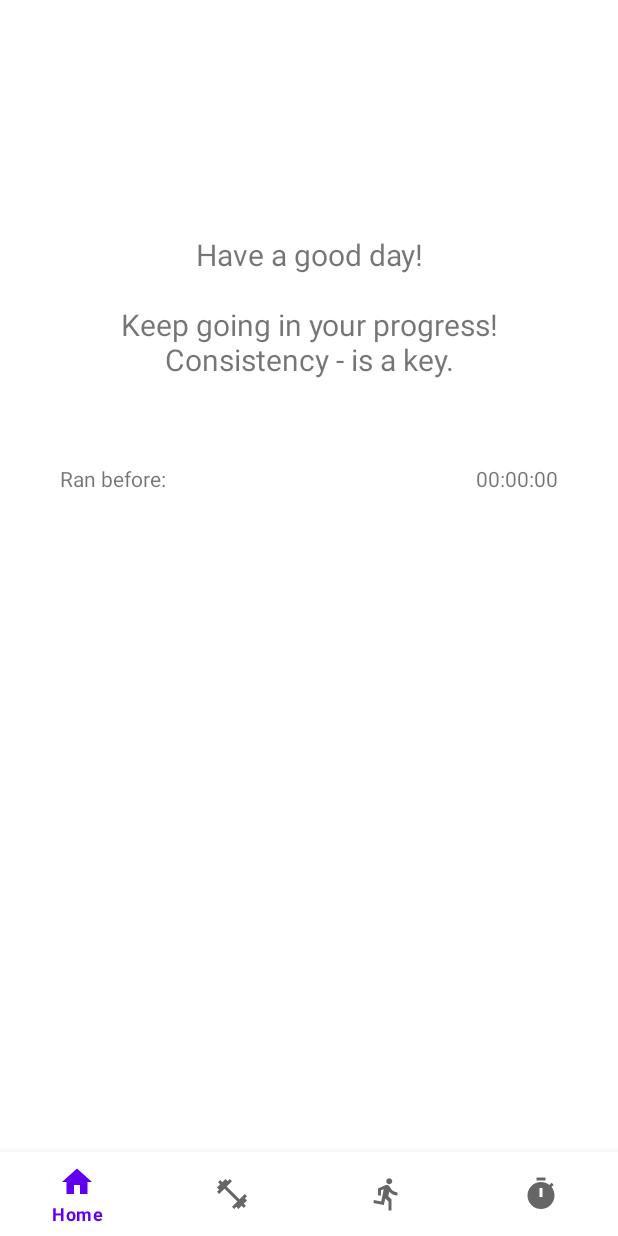
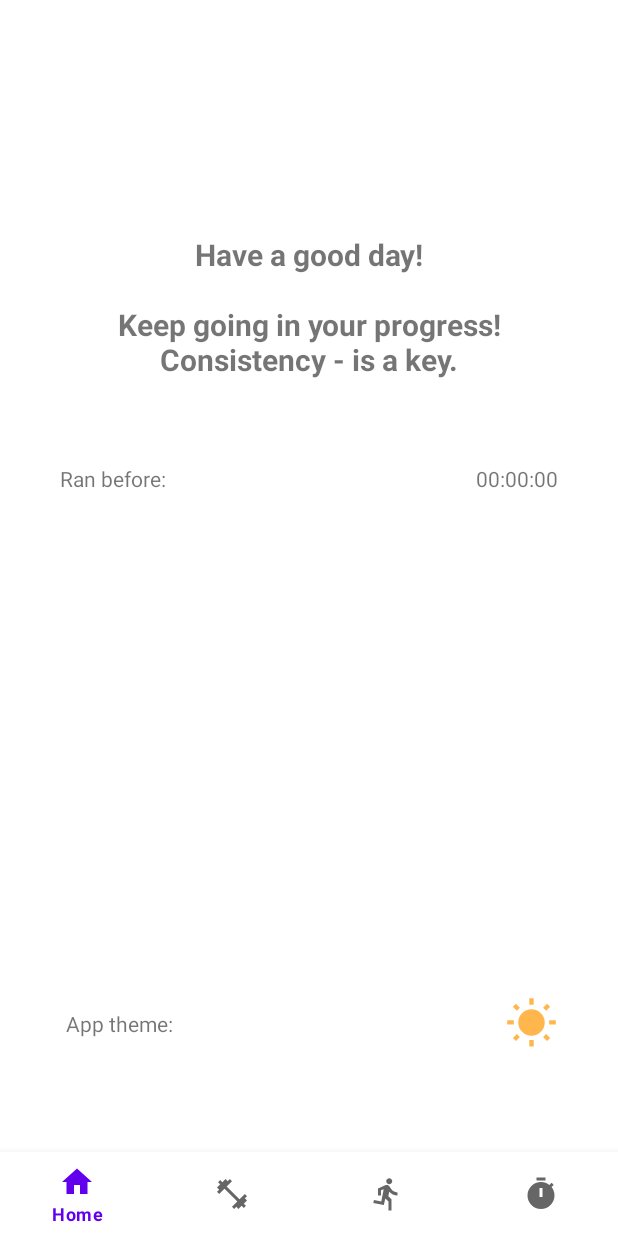
Before and after one commit to Sutemi67/Kotlin_TrainingDiary_app, an Android app: the screen it shows after launch (MainActivity), on a phone screen of 412 x 824 dp. Run offline under Robolectric (Android 15) with nearby library versions, the phone set to English and light mode, and no system bars; our stand-ins replace navigation-ui.

Commit message:
themes added

```diff
--- a/app/src/main/java/apc/appcradle/trainingdiary/data/Repository.kt
+++ b/app/src/main/java/apc/appcradle/trainingdiary/data/Repository.kt
@@ -3,15 +3,16 @@ package apc.appcradle.trainingdiary.data
 import android.content.SharedPreferences
 import apc.appcradle.trainingdiary.domain.RepositoryInterface
 import apc.appcradle.trainingdiary.util.RUNNING_TIME_KEY
+import apc.appcradle.trainingdiary.util.THEME_VALUE_KEY
 
 class Repository(
     private val preferences: SharedPreferences
 ) : RepositoryInterface {
 
-    override fun saveRunTime(time: Long) {
+    override fun saveRunTime(time: Long) =
         preferences.edit().putLong(RUNNING_TIME_KEY, time).apply()
-    }
 
     override fun getRunTime(): Long = preferences.getLong(RUNNING_TIME_KEY, 0L)
-
+    override fun getThemeValue(): Int = preferences.getInt(THEME_VALUE_KEY, 1)
+    override fun saveTheme(mode: Int) = preferences.edit().putInt(THEME_VALUE_KEY, mode).apply()
 }
--- a/app/src/main/java/apc/appcradle/trainingdiary/domain/Interactor.kt
+++ b/app/src/main/java/apc/appcradle/trainingdiary/domain/Interactor.kt
@@ -10,4 +10,8 @@ class Interactor(
     }
 
     override fun getRunTime(): Long =repository.getRunTime()
+    override fun getThemeValue(): Int =repository.getThemeValue()
+    override fun saveTheme(mode: Int) {
+        repository.saveTheme(mode)
+    }
 }
--- a/app/src/main/java/apc/appcradle/trainingdiary/domain/InteractorInterface.kt
+++ b/app/src/main/java/apc/appcradle/trainingdiary/domain/InteractorInterface.kt
@@ -3,4 +3,6 @@ package apc.appcradle.trainingdiary.domain
 interface InteractorInterface {
     fun saveRunTime(time: Long)
     fun getRunTime():Long
+    fun getThemeValue(): Int
+    fun saveTheme(mode: Int)
 }
--- a/app/src/main/java/apc/appcradle/trainingdiary/domain/RepositoryInterface.kt
+++ b/app/src/main/java/apc/appcradle/trainingdiary/domain/RepositoryInterface.kt
@@ -3,4 +3,6 @@ package apc.appcradle.trainingdiary.domain
 interface RepositoryInterface {
     fun saveRunTime(time: Long)
     fun getRunTime(): Long
+    fun getThemeValue():Int
+    fun saveTheme(mode: Int)
 }
--- a/app/src/main/java/apc/appcradle/trainingdiary/ui/home/HomeFragment.kt
+++ b/app/src/main/java/apc/appcradle/trainingdiary/ui/home/HomeFragment.kt
@@ -24,4 +24,11 @@ class HomeFragment : Fragment() {
         return binding.root
     }
 
+    override fun onViewCreated(view: View, savedInstanceState: Bundle?) {
+        super.onViewCreated(view, savedInstanceState)
+        vm.loadTheme(binding.switchThemeIcon)
+        binding.switchThemeIcon.setOnClickListener {
+            vm.changeTheme(binding.switchThemeIcon)
+        }
+    }
 }
--- a/app/src/main/java/apc/appcradle/trainingdiary/ui/home/HomeViewModel.kt
+++ b/app/src/main/java/apc/appcradle/trainingdiary/ui/home/HomeViewModel.kt
@@ -1,9 +1,14 @@
 package apc.appcradle.trainingdiary.ui.home
 
 import android.annotation.SuppressLint
+import android.widget.ImageView
+import androidx.appcompat.app.AppCompatDelegate
+import androidx.appcompat.app.AppCompatDelegate.MODE_NIGHT_YES
+import androidx.appcompat.app.AppCompatDelegate.setDefaultNightMode
 import androidx.lifecycle.LiveData
 import androidx.lifecycle.MutableLiveData
 import androidx.lifecycle.ViewModel
+import apc.appcradle.trainingdiary.R
 import apc.appcradle.trainingdiary.domain.InteractorInterface
 
 class HomeViewModel(
@@ -22,4 +27,33 @@ class HomeViewModel(
         val seconds = gotTime % 60
         return String.format("%02d:%02d:%02d", hours, minutes, seconds)
     }
+
+    fun loadTheme(switchThemeIcon: ImageView) {
+        when (interactor.getThemeValue()) {
+            2 -> {
+                setDefaultNightMode(MODE_NIGHT_YES)
+                switchThemeIcon.setImageResource(R.drawable.ic_night_theme)
+            }
+
+            else -> {
+                setDefaultNightMode(AppCompatDelegate.MODE_NIGHT_NO)
+                switchThemeIcon.setImageResource(R.drawable.ic_light_theme)
+            }
+        }
+    }
+
+    fun changeTheme(switchThemeIcon: ImageView) {
+        if (interactor.getThemeValue()==1){
+            interactor.saveTheme(2)
+            switchThemeIcon.setImageResource(R.drawable.ic_light_theme)
+            setDefaultNightMode(MODE_NIGHT_YES)
+
+
+        }else{
+            interactor.saveTheme(1)
+            switchThemeIcon.setImageResource(R.drawable.ic_night_theme)
+            setDefaultNightMode(AppCompatDelegate.MODE_NIGHT_NO)
+
+        }
+    }
 }
--- a/app/src/main/java/apc/appcradle/trainingdiary/util/App.kt
+++ b/app/src/main/java/apc/appcradle/trainingdiary/util/App.kt
@@ -1,13 +1,15 @@
 package apc.appcradle.trainingdiary.util
 
 import android.app.Application
+import apc.appcradle.trainingdiary.data.Repository
+import apc.appcradle.trainingdiary.domain.RepositoryInterface
 import apc.appcradle.trainingdiary.util.di.appModule
 import apc.appcradle.trainingdiary.util.di.dataModule
 import apc.appcradle.trainingdiary.util.di.domainModule
 import org.koin.android.ext.koin.androidContext
 import org.koin.core.context.startKoin
 
-class App() : Application() {
+class App : Application() {
     override fun onCreate() {
         super.onCreate()
         startKoin {
--- a/app/src/main/java/apc/appcradle/trainingdiary/util/Constants.kt
+++ b/app/src/main/java/apc/appcradle/trainingdiary/util/Constants.kt
@@ -2,3 +2,4 @@ package apc.appcradle.trainingdiary.util
 
 const val MAIN_SHARED_PREFS_KEY = "repository"
 const val RUNNING_TIME_KEY = "running_time"
+const val THEME_VALUE_KEY = "theme_value"
--- /dev/null
+++ b/app/src/main/res/drawable/ic_light_theme.xml
@@ -0,0 +1,5 @@
+<vector xmlns:android="http://schemas.android.com/apk/res/android" android:height="24dp" android:tint="#000000" android:viewportHeight="24" android:viewportWidth="24" android:width="24dp">
+
+    <path android:fillColor="@android:color/white" android:pathData="M6.76,4.84l-1.8,-1.79 -1.41,1.41 1.79,1.79 1.42,-1.41zM4,10.5L1,10.5v2h3v-2zM13,0.55h-2L11,3.5h2L13,0.55zM20.45,4.46l-1.41,-1.41 -1.79,1.79 1.41,1.41 1.79,-1.79zM17.24,18.16l1.79,1.8 1.41,-1.41 -1.8,-1.79 -1.4,1.4zM20,10.5v2h3v-2h-3zM12,5.5c-3.31,0 -6,2.69 -6,6s2.69,6 6,6 6,-2.69 6,-6 -2.69,-6 -6,-6zM11,22.45h2L13,19.5h-2v2.95zM3.55,18.54l1.41,1.41 1.79,-1.8 -1.41,-1.41 -1.79,1.8z"/>
+
+</vector>
--- /dev/null
+++ b/app/src/main/res/drawable/ic_night_theme.xml
@@ -0,0 +1,5 @@
+<vector xmlns:android="http://schemas.android.com/apk/res/android" android:height="24dp" android:tint="#000000" android:viewportHeight="24" android:viewportWidth="24" android:width="24dp">
+
+    <path android:fillColor="@android:color/white" android:pathData="M15.5,22c1.05,0 2.05,-0.16 3,-0.46c-4.06,-1.27 -7,-5.06 -7,-9.54s2.94,-8.27 7,-9.54C17.55,2.16 16.55,2 15.5,2c-5.52,0 -10,4.48 -10,10S9.98,22 15.5,22L15.5,22z"/>
+
+</vector>
--- a/app/src/main/res/layout/fragment_home.xml
+++ b/app/src/main/res/layout/fragment_home.xml
@@ -16,6 +16,7 @@
         android:text="Greetings message default"
         android:textAlignment="center"
         android:textSize="20sp"
+        android:textStyle="bold"
         app:layout_constraintEnd_toEndOf="parent"
         app:layout_constraintHorizontal_bias="0.0"
         app:layout_constraintStart_toStartOf="parent"
@@ -39,4 +40,24 @@
         app:layout_constraintEnd_toEndOf="@+id/text_home"
         app:layout_constraintTop_toTopOf="@+id/textView" />
 
+    <TextView
+        android:id="@+id/themeText"
+        android:layout_width="wrap_content"
+        android:layout_height="wrap_content"
+        android:layout_marginStart="4dp"
+        android:layout_marginTop="344dp"
+        android:text="App theme:"
+        app:layout_constraintStart_toStartOf="@+id/textView"
+        app:layout_constraintTop_toBottomOf="@+id/textView" />
+
+    <ImageView
+        android:id="@+id/switch_theme_icon"
+        style="@style/themeIcon"
+        android:layout_width="35dp"
+        android:layout_height="35dp"
+        android:src="@drawable/ic_light_theme"
+        app:layout_constraintBottom_toBottomOf="@+id/themeText"
+        app:layout_constraintEnd_toEndOf="@+id/run_before_count"
+        app:layout_constraintTop_toTopOf="@+id/themeText" />
+
 </androidx.constraintlayout.widget.ConstraintLayout>
--- /dev/null
+++ b/app/src/main/res/values-night/styles.xml
@@ -0,0 +1,7 @@
+<?xml version="1.0" encoding="utf-8"?>
+<resources>
+
+    <style name="themeIcon">
+        <item name="android:tint">@color/pause_yellow</item>
+    </style>
+</resources>
--- /dev/null
+++ b/app/src/main/res/values/styles.xml
@@ -0,0 +1,7 @@
+<?xml version="1.0" encoding="utf-8"?>
+<resources>
+
+    <style name="themeIcon">
+        <item name="android:tint">@color/pause_yellow</item>
+    </style>
+</resources>
```
